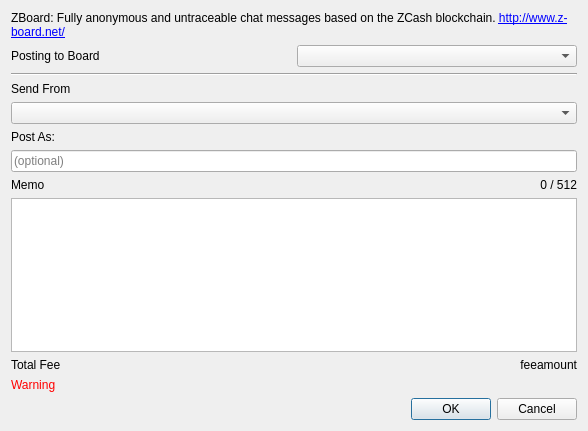
This is src/zboard.ui in michailduzhanski/awallet as Qt 5 draws it before an edit. The edited form follows.
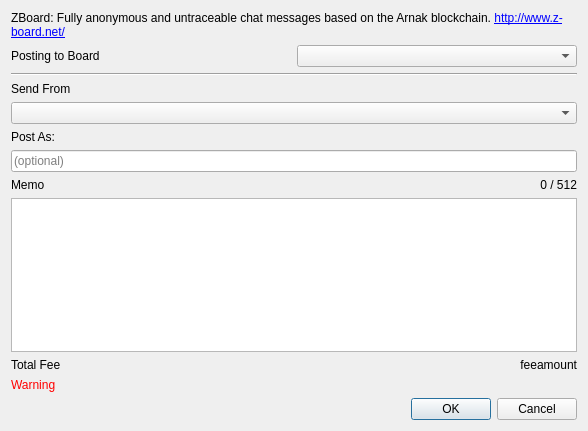
This is the edited form.

```diff
--- a/src/zboard.ui
+++ b/src/zboard.ui
@@ -82,7 +82,7 @@
    <item row="0" column="0" colspan="2">
     <widget class="QLabel" name="label_2">
      <property name="text">
-      <string>&lt;html&gt;&lt;head/&gt;&lt;body&gt;&lt;p&gt;ZBoard: Fully anonymous and untraceable chat messages based on the ZCash blockchain. &lt;a href=&quot;http://www.z-board.net/&quot;&gt;&lt;span style=&quot; text-decoration: underline; color:#0000ff;&quot;&gt;http://www.z-board.net/&lt;/span&gt;&lt;/a&gt;&lt;/p&gt;&lt;/body&gt;&lt;/html&gt;</string>
+      <string>&lt;html&gt;&lt;head/&gt;&lt;body&gt;&lt;p&gt;ZBoard: Fully anonymous and untraceable chat messages based on the Arnak blockchain. &lt;a href=&quot;http://www.z-board.net/&quot;&gt;&lt;span style=&quot; text-decoration: underline; color:#0000ff;&quot;&gt;http://www.z-board.net/&lt;/span&gt;&lt;/a&gt;&lt;/p&gt;&lt;/body&gt;&lt;/html&gt;</string>
      </property>
      <property name="wordWrap">
       <bool>true</bool>
```
